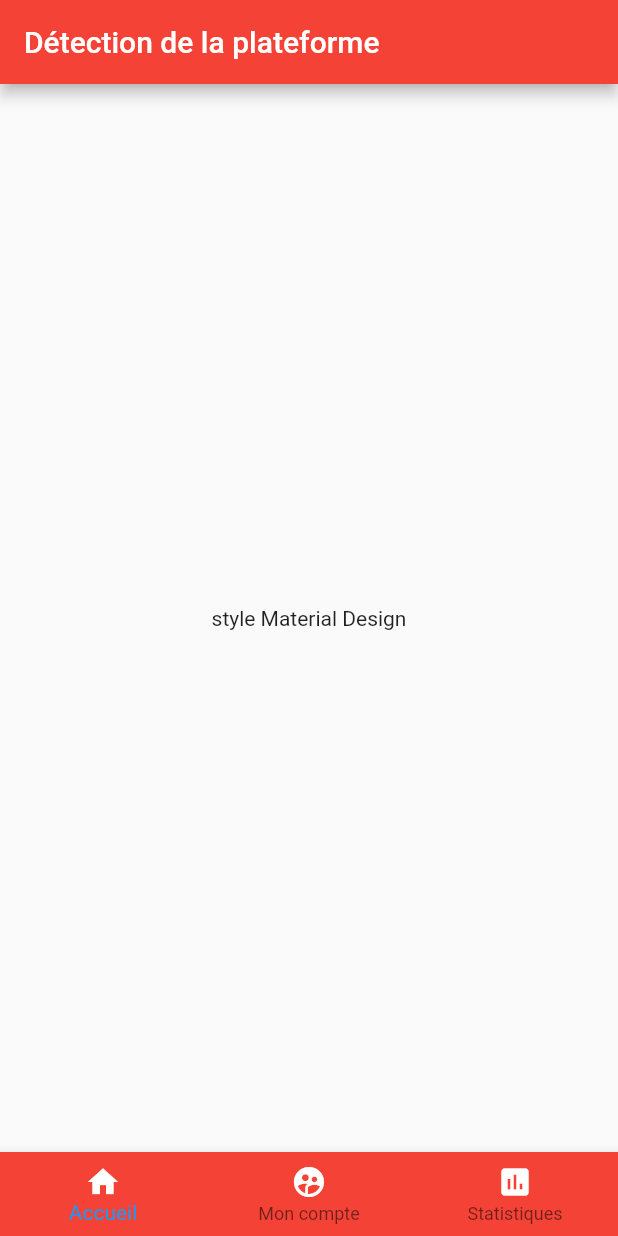
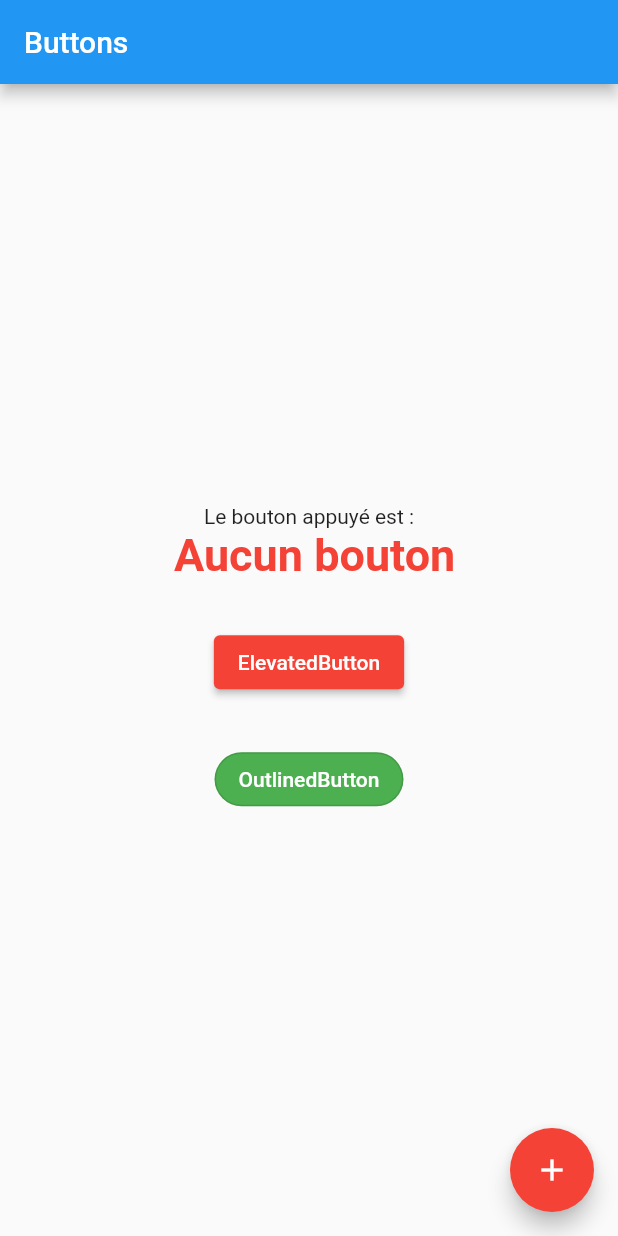
Before and after one commit to MrGreen0000/learn_dart_flutter_december2022, a Flutter app: the screen it shows after launch, on a phone screen of 412 x 824 dp. Run offline on Flutter 3.47's test engine with Material 2 defaults, Android fonts, the phone set to English and light mode, and no system bars.

Commit message:
learn buttons

```diff
--- a/lib/main.dart
+++ b/lib/main.dart
@@ -1,5 +1,3 @@
-import 'dart:io';
-import 'package:flutter/cupertino.dart';
 import 'package:flutter/material.dart';
 
 void main() {
@@ -14,7 +12,7 @@ class MyApp extends StatelessWidget {
     return MaterialApp(
       title: 'Flutter Demo',
       theme: ThemeData(primarySwatch: Colors.blue),
-      home: const MyHomePage(title: 'Détection de la plateforme'),
+      home: const MyHomePage(title: 'Buttons'),
       debugShowCheckedModeBanner: false,
     );
   }
@@ -30,80 +28,96 @@ class MyHomePage extends StatefulWidget {
 }
 
 class _MyHomePageState extends State<MyHomePage> {
+  String _choixBtn = " Aucun bouton";
+
+  void _quelBouton(String btn) {
+    setState(() {
+      switch (btn) {
+        case 'fab':
+          {
+            _choixBtn = "FloatingActionButton";
+          }
+          break;
+        case 'elev':
+          {
+            _choixBtn = "ElevatedButton";
+          }
+          break;
+        case 'outl':
+          {
+            _choixBtn = "OutlinedButton";
+          }
+          break;
+      }
+    });
+  }
+
+  void _fabOnPressed() {
+    _quelBouton('fab');
+  }
+
+  void _elevatedButtonOnpressed() {
+    _quelBouton('elev');
+  }
+
+  void _outlinedButtonOnPressed() {
+    _quelBouton('outl');
+  }
+
   @override
   Widget build(BuildContext context) {
-    return Platform.isAndroid ? material() : cupertino();
-  }
-
-  Widget material() {
     return Scaffold(
       appBar: AppBar(
         title: Text(widget.title),
-        backgroundColor: Colors.red,
       ),
       body: Center(
         child: Column(
           mainAxisAlignment: MainAxisAlignment.center,
-          children: const [Text('style Material Design')],
-        ),
-      ),
-      bottomNavigationBar: BottomNavigationBar(
-        items: const <BottomNavigationBarItem>[
-          BottomNavigationBarItem(
-            icon: Icon(
-              Icons.home,
-              color: Colors.white,
+          children: [
+            const Text('Le bouton appuyé est :'),
+            Text(
+              _choixBtn,
+              style: const TextStyle(
+                  color: Colors.red,
+                  fontSize: 30.0,
+                  fontWeight: FontWeight.bold),
             ),
-            label: 'Accueil',
-          ),
-          BottomNavigationBarItem(
-            icon: Icon(
-              Icons.supervised_user_circle,
-              color: Colors.white,
+            Padding(
+              padding: const EdgeInsets.all(30.0),
+              child: ElevatedButton(
+                onPressed: _elevatedButtonOnpressed,
+                style: ButtonStyle(
+                  backgroundColor: MaterialStateProperty.all<Color>(Colors.red),
+                ),
+                child: const Text(
+                  'ElevatedButton',
+                  style: TextStyle(color: Colors.white),
+                ),
+              ),
             ),
-            label: 'Mon compte',
-          ),
-          BottomNavigationBarItem(
-            icon: Icon(
-              Icons.assessment,
-              color: Colors.white,
-            ),
-            label: 'Statistiques',
-          ),
-        ],
-        backgroundColor: Colors.red,
-      ),
-    );
-  }
-
-  Widget cupertino() {
-    return CupertinoPageScaffold(
-      child: Center(
-        child: Column(
-          mainAxisAlignment: MainAxisAlignment.center,
-          children: const [
-            Text(
-              'style Cupertino',
-              style: TextStyle(fontSize: 20.0, decoration: TextDecoration.none),
+            OutlinedButton(
+              style: ButtonStyle(
+                  backgroundColor:
+                      MaterialStateProperty.all<Color>(Colors.green),
+                  shape: MaterialStateProperty.all<RoundedRectangleBorder>(
+                      RoundedRectangleBorder(
+                          borderRadius: BorderRadius.circular(30.0)))),
+              onPressed: _outlinedButtonOnPressed,
+              child: const Text(
+                'OutlinedButton',
+                style: TextStyle(
+                  color: Colors.white,
+                ),
+              ),
             ),
           ],
         ),
       ),
-      navigationBar: CupertinoNavigationBar(
-        leading: const Icon(
-          Icons.arrow_back_ios,
-          color: Colors.white,
-        ),
-        automaticallyImplyLeading: true,
-        middle: Text(
-          widget.title,
-          style: const TextStyle(color: Colors.white),
-        ),
-        trailing: const Icon(
-          Icons.add_shopping_cart,
-          color: Colors.white,
-        ),
+      floatingActionButton: FloatingActionButton(
+        onPressed: _fabOnPressed,
+        tooltip: "Increment",
         backgroundColor: Colors.red,
+        child: const Icon(Icons.add),
       ),
     );
   }
```
